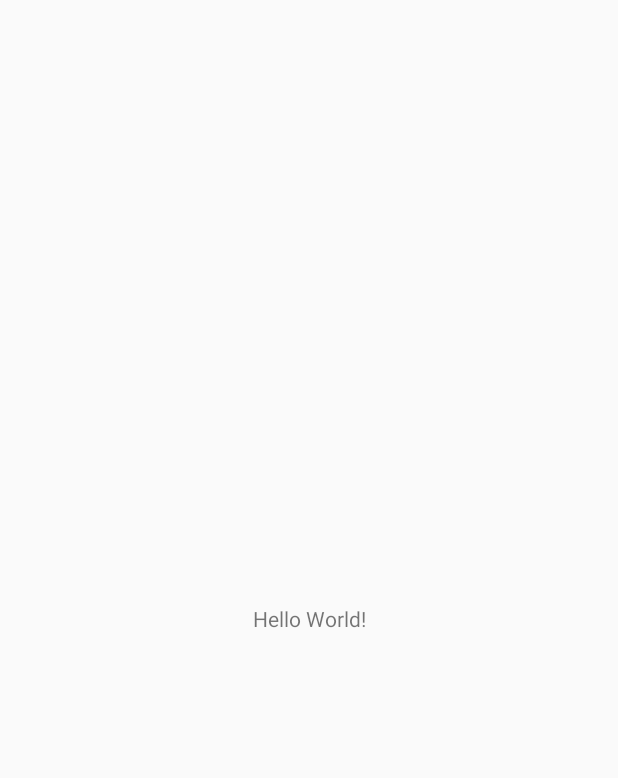
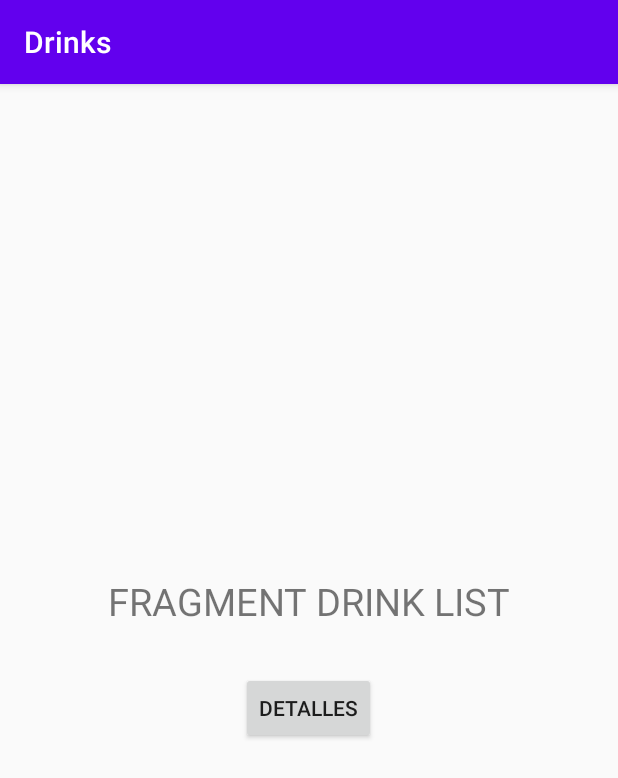
Before and after one commit to OscarEscamilla/drinksApp, an Android app: the screen it shows after launch (MainActivity), on a phone screen of 412 x 824 dp. Before the commit the part shown is almost empty. Shown: the top 778 px of the screen. Run offline under Robolectric (Android 15) with nearby library versions, the phone set to English and light mode, and no system bars; our stand-ins replace navigation-ui.

Commit message:
config navigation components finished

```diff
--- a/app/src/main/java/com/oscarescamilla/com/MainActivity.kt
+++ b/app/src/main/java/com/oscarescamilla/com/MainActivity.kt
@@ -2,10 +2,27 @@ package com.oscarescamilla.com
 
 import androidx.appcompat.app.AppCompatActivity
 import android.os.Bundle
+import androidx.navigation.NavController
+import androidx.navigation.findNavController
+import androidx.navigation.ui.NavigationUI
 
 class MainActivity : AppCompatActivity() {
+
+
+    private lateinit var  navController: NavController
+
     override fun onCreate(savedInstanceState: Bundle?) {
         super.onCreate(savedInstanceState)
         setContentView(R.layout.activity_main)
+
+        navController = findNavController(R.id.nav_host_fragment) // hace referencia al fragment root
+        NavigationUI.setupActionBarWithNavController(this, navController) // habilitamos el boton de regreso indicando de que fragment depende
     }
+
+    override fun onSupportNavigateUp(): Boolean {
+        // sobre escribimos con nuestro navController
+        return navController.navigateUp()
+    }
+
+
 }
--- a/app/src/main/java/com/oscarescamilla/com/ui/DrinkDetailFragment.kt
+++ b/app/src/main/java/com/oscarescamilla/com/ui/DrinkDetailFragment.kt
@@ -9,9 +9,6 @@ import com.oscarescamilla.com.R
 
 
 class DrinkDetailFragment : Fragment() {
-    // TODO: Rename and change types of parameters
-    private var param1: String? = null
-    private var param2: String? = null
 
     override fun onCreate(savedInstanceState: Bundle?) {
         super.onCreate(savedInstanceState)
--- a/app/src/main/java/com/oscarescamilla/com/ui/MainFragment.kt
+++ b/app/src/main/java/com/oscarescamilla/com/ui/MainFragment.kt
@@ -1,17 +1,19 @@
 package com.oscarescamilla.com.ui
 
+import android.content.Intent
 import android.os.Bundle
 import androidx.fragment.app.Fragment
 import android.view.LayoutInflater
 import android.view.View
 import android.view.ViewGroup
+import androidx.navigation.fragment.findNavController
 import com.oscarescamilla.com.R
+import kotlinx.android.synthetic.main.fragment_main.*
 
 class MainFragment : Fragment() {
 
     override fun onCreate(savedInstanceState: Bundle?) {
         super.onCreate(savedInstanceState)
-
     }
 
     override fun onCreateView(
@@ -23,4 +25,13 @@ class MainFragment : Fragment() {
     }
 
 
+    override fun onViewCreated(view: View, savedInstanceState: Bundle?) {
+        super.onViewCreated(view, savedInstanceState)
+
+        btn_detalle.setOnClickListener {
+            findNavController().navigate(R.id.drinkDetailFragment)
+        }
+    }
+
+
 }
--- a/app/src/main/res/layout/activity_main.xml
+++ b/app/src/main/res/layout/activity_main.xml
@@ -6,13 +6,17 @@
     android:layout_height="match_parent"
     tools:context=".MainActivity">
 
-    <TextView
-        android:layout_width="wrap_content"
-        android:layout_height="wrap_content"
-        android:text="Hello World!"
-        app:layout_constraintBottom_toBottomOf="parent"
+    <fragment
+        android:id="@+id/nav_host_fragment"
+        android:name="androidx.navigation.fragment.NavHostFragment"
+        android:layout_width="0dp"
+        android:layout_height="0dp"
         app:layout_constraintLeft_toLeftOf="parent"
         app:layout_constraintRight_toRightOf="parent"
-        app:layout_constraintTop_toTopOf="parent" />
+        app:layout_constraintTop_toTopOf="parent"
+        app:layout_constraintBottom_toBottomOf="parent"
+
+        app:defaultNavHost="true"
+        app:navGraph="@navigation/main_graph" />
 
 </androidx.constraintlayout.widget.ConstraintLayout>
--- a/app/src/main/res/layout/fragment_drink_detail.xml
+++ b/app/src/main/res/layout/fragment_drink_detail.xml
@@ -1,14 +1,18 @@
 <?xml version="1.0" encoding="utf-8"?>
-<FrameLayout xmlns:android="http://schemas.android.com/apk/res/android"
+<LinearLayout xmlns:android="http://schemas.android.com/apk/res/android"
     xmlns:tools="http://schemas.android.com/tools"
+    android:gravity="center"
+    android:orientation="vertical"
     android:layout_width="match_parent"
     android:layout_height="match_parent"
     tools:context=".ui.DrinkDetailFragment">
 
     <!-- TODO: Update blank fragment layout -->
     <TextView
+        android:gravity="center"
         android:layout_width="match_parent"
         android:layout_height="match_parent"
-        android:text="@string/hello_blank_fragment" />
+        android:text="FRAGMENT DRINK DETAIL"
+        android:textSize="25dp"/>
 
-</FrameLayout>
+</LinearLayout>
--- a/app/src/main/res/layout/fragment_main.xml
+++ b/app/src/main/res/layout/fragment_main.xml
@@ -1,14 +1,27 @@
 <?xml version="1.0" encoding="utf-8"?>
-<FrameLayout xmlns:android="http://schemas.android.com/apk/res/android"
+<LinearLayout xmlns:android="http://schemas.android.com/apk/res/android"
     xmlns:tools="http://schemas.android.com/tools"
+    android:gravity="center"
+    android:orientation="vertical"
     android:layout_width="match_parent"
     android:layout_height="match_parent"
     tools:context=".ui.MainFragment">
 
     <!-- TODO: Update blank fragment layout -->
     <TextView
+        android:gravity="center"
         android:layout_width="match_parent"
-        android:layout_height="match_parent"
-        android:text="@string/hello_blank_fragment" />
+        android:layout_height="wrap_content"
+        android:text="FRAGMENT DRINK LIST"
+        android:textSize="25dp"/>
 
-</FrameLayout>
+    <Button
+        android:id="@+id/btn_detalle"
+        android:text="detalles"
+        android:layout_marginTop="30dp"
+        android:layout_width="wrap_content"
+        android:layout_height="wrap_content">
+
+    </Button>
+
+</LinearLayout>
--- a/app/src/main/res/navigation/main_graph.xml
+++ b/app/src/main/res/navigation/main_graph.xml
@@ -1,5 +1,22 @@
 <?xml version="1.0" encoding="utf-8"?>
 <navigation xmlns:android="http://schemas.android.com/apk/res/android"
-    xmlns:app="http://schemas.android.com/apk/res-auto" android:id="@+id/main_graph">
+    xmlns:app="http://schemas.android.com/apk/res-auto"
+    xmlns:tools="http://schemas.android.com/tools"
+    android:id="@+id/main_graph"
+    app:startDestination="@id/mainFragment">
 
+    <fragment
+        android:id="@+id/mainFragment"
+        android:name="com.oscarescamilla.com.ui.MainFragment"
+        android:label="Drinks"
+        tools:layout="@layout/fragment_main">
+        <action
+            android:id="@+id/action_mainFragment_to_drinkDetailFragment"
+            app:destination="@id/drinkDetailFragment" />
+    </fragment>
+    <fragment
+        android:id="@+id/drinkDetailFragment"
+        android:name="com.oscarescamilla.com.ui.DrinkDetailFragment"
+        android:label="Detail"
+        tools:layout="@layout/fragment_drink_detail" />
 </navigation>
--- a/app/src/main/res/values/strings.xml
+++ b/app/src/main/res/values/strings.xml
@@ -1,5 +1,5 @@
 <resources>
-    <string name="app_name">tragosapp</string>
+    <string name="app_name">Drinks</string>
     <!-- TODO: Remove or change this placeholder text -->
     <string name="hello_blank_fragment">Hello blank fragment</string>
 </resources>
--- a/app/src/main/res/values/styles.xml
+++ b/app/src/main/res/values/styles.xml
@@ -1,6 +1,6 @@
 <resources>
     <!-- Base application theme. -->
-    <style name="AppTheme" parent="Theme.AppCompat.Light.NoActionBar">
+    <style name="AppTheme" parent="Theme.AppCompat.Light.DarkActionBar">
         <!-- Customize your theme here. -->
         <item name="colorPrimary">@color/colorPrimary</item>
         <item name="colorPrimaryDark">@color/colorPrimaryDark</item>
```
